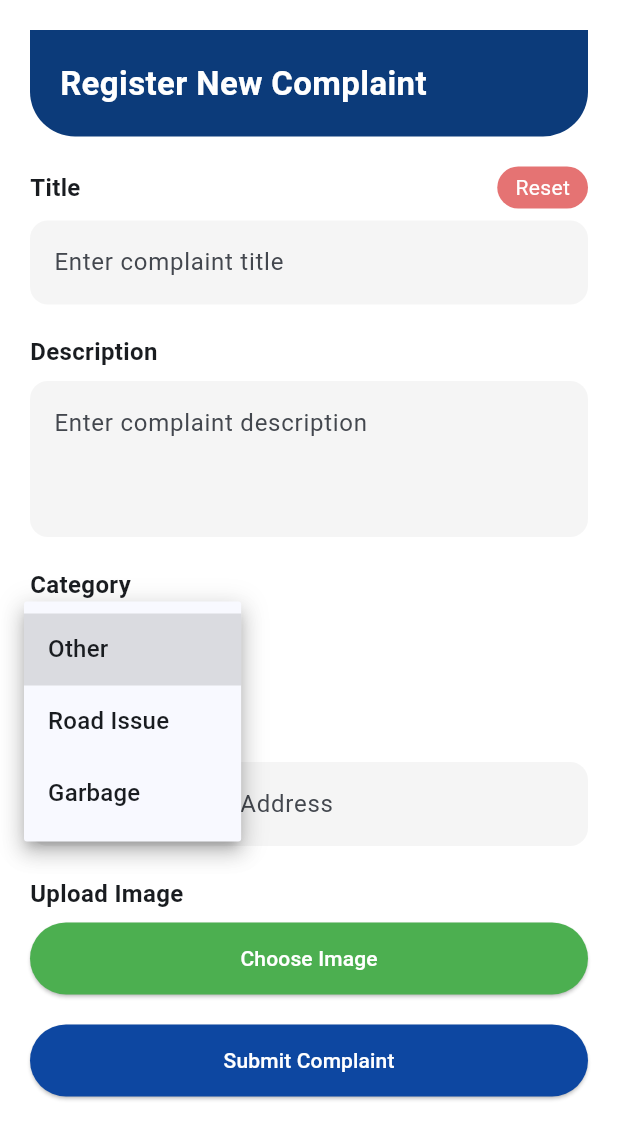
After one commit to JaskaranSaini05/Civic_Bridge-App, a Flutter app: the HomeDashboard screen opened directly, item 2 of the bottom bar chosen, after a tap on "Other", on a phone screen of 412 x 824 dp. The commit adds this screen. Shown: the top 1139 px of the screen. Run offline on Flutter 3.47's test engine with Material 3 defaults, Android fonts, the phone set to English and light mode, and no system bars.

Commit message:
Initial project upload

```diff
--- /dev/null
+++ b/lib/screens/home_dashboard.dart
@@ -0,0 +1,152 @@
+import 'package:flutter/material.dart';
+import 'new_complaint_screen.dart';
+import 'profile_screen.dart';
+
+class HomeDashboard extends StatelessWidget {
+  HomeDashboard({super.key});
+
+  @override
+  Widget build(BuildContext context) {
+    return Scaffold(
+      backgroundColor: Colors.white,
+      body: SingleChildScrollView(
+        child: Column(
+          crossAxisAlignment: CrossAxisAlignment.start,
+          children: [
+            Container(
+              width: double.infinity,
+              padding: const EdgeInsets.all(20),
+              decoration: const BoxDecoration(
+                color: Color(0xFF0C3B7A),
+                borderRadius: BorderRadius.only(
+                  bottomLeft: Radius.circular(30),
+                  bottomRight: Radius.circular(30),
+                ),
+              ),
+              child: Column(
+                crossAxisAlignment: CrossAxisAlignment.start,
+                children: const [
+                  Text("Welcome", style: TextStyle(color: Colors.white70, fontSize: 18)),
+                  SizedBox(height: 5),
+                  Text("Jaskaran Saini",
+                      style: TextStyle(color: Colors.white, fontSize: 26, fontWeight: FontWeight.bold)),
+                  SizedBox(height: 5),
+                  Text("Hope you're having a great day!",
+                      style: TextStyle(color: Colors.white70, fontSize: 14)),
+                  SizedBox(height: 20),
+                ],
+              ),
+            ),
+            const SizedBox(height: 15),
+            Padding(
+              padding: const EdgeInsets.symmetric(horizontal: 20),
+              child: Container(
+                padding: const EdgeInsets.all(16),
+                decoration: BoxDecoration(
+                  color: Colors.white,
+                  borderRadius: BorderRadius.circular(15),
+                  boxShadow: [
+                    BoxShadow(color: Colors.black.withOpacity(0.1), blurRadius: 10, offset: const Offset(0, 4))
+                  ],
+                ),
+                child: Column(
+                  crossAxisAlignment: CrossAxisAlignment.start,
+                  children: [
+                    Row(
+                      mainAxisAlignment: MainAxisAlignment.spaceBetween,
+                      children: [
+                        const Text("Pothole Open",
+                            style: TextStyle(fontSize: 18, fontWeight: FontWeight.bold)),
+                        Container(
+                          decoration: BoxDecoration(
+                            color: Colors.orange.shade100,
+                            borderRadius: BorderRadius.circular(20),
+                          ),
+                          padding: const EdgeInsets.symmetric(horizontal: 12, vertical: 4),
+                          child: const Text("Pending", style: TextStyle(color: Colors.orange)),
+                        )
+                      ],
+                    ),
+                    const SizedBox(height: 10),
+                    const Text("Date: Thu Nov 27 2025"),
+                    const Text("Category: Drainage and Sewerage"),
+                    const Text("Address: Gill Road"),
+                  ],
+                ),
+              ),
+            ),
+            const SizedBox(height: 20),
+            Padding(
+              padding: const EdgeInsets.symmetric(horizontal: 20),
+              child: const Text("Your Complaints",
+                  style: TextStyle(fontSize: 18, fontWeight: FontWeight.bold)),
+            ),
+            const SizedBox(height: 10),
+            Padding(
+              padding: const EdgeInsets.symmetric(horizontal: 20),
+              child: Row(
+                mainAxisAlignment: MainAxisAlignment.spaceBetween,
+                children: [
+                  complaintBox("5", "Pending", Colors.amber.shade200),
+                  complaintBox("1", "In Progress", Colors.blue.shade200),
+                ],
+              ),
+            ),
+            const SizedBox(height: 10),
+            Padding(
+              padding: const EdgeInsets.symmetric(horizontal: 20),
+              child: Row(
+                mainAxisAlignment: MainAxisAlignment.spaceBetween,
+                children: [
+                  complaintBox("0", "Resolved", Colors.green.shade200),
+                  complaintBox("0", "Rejected", Colors.red.shade200),
+                ],
+              ),
+            ),
+            const SizedBox(height: 20),
+            const Center(
+              child: Text(
+                "Report municipal issues quickly and track their resolution.",
+                textAlign: TextAlign.center,
+                style: TextStyle(color: Colors.black54),
+              ),
+            ),
+            const SizedBox(height: 30),
+          ],
+        ),
+      ),
+      bottomNavigationBar: BottomNavigationBar(
+        selectedItemColor: Colors.blue,
+        unselectedItemColor: Colors.grey,
+        onTap: (index) {
+          if (index == 1) {
+            Navigator.push(context, MaterialPageRoute(builder: (_) => NewComplaintScreen()));
+          } else if (index == 3) {
+            Navigator.push(context, MaterialPageRoute(builder: (_) => ProfileScreen()));
+          }
+        },
+        items: const [
+          BottomNavigationBarItem(icon: Icon(Icons.home), label: "Home"),
+          BottomNavigationBarItem(icon: Icon(Icons.add), label: "New Complaint"),
+          BottomNavigationBarItem(icon: Icon(Icons.history), label: "History"),
+          BottomNavigationBarItem(icon: Icon(Icons.person), label: "Profile"),
+        ],
+      ),
+    );
+  }
+}
+
+Widget complaintBox(String number, String title, Color color) {
+  return Container(
+    width: 150,
+    height: 100,
+    decoration: BoxDecoration(color: color, borderRadius: BorderRadius.circular(15)),
+    child: Column(
+      mainAxisAlignment: MainAxisAlignment.center,
+      children: [
+        Text(number, style: const TextStyle(fontSize: 26, fontWeight: FontWeight.bold)),
+        Text(title, style: const TextStyle(fontSize: 16)),
+      ],
+    ),
+  );
+}
--- /dev/null
+++ b/lib/screens/new_complaint_screen.dart
@@ -0,0 +1,124 @@
+import 'package:flutter/material.dart';
+
+class NewComplaintScreen extends StatefulWidget {
+  @override
+  State<NewComplaintScreen> createState() => _NewComplaintScreenState();
+}
+
+class _NewComplaintScreenState extends State<NewComplaintScreen> {
+  String category = "Other";
+
+  @override
+  Widget build(BuildContext context) {
+    return Scaffold(
+      backgroundColor: Colors.white,
+      body: SingleChildScrollView(
+        child: Padding(
+          padding: const EdgeInsets.all(20),
+          child: Column(
+            crossAxisAlignment: CrossAxisAlignment.start,
+            children: [
+              Container(
+                width: double.infinity,
+                padding: const EdgeInsets.all(20),
+                decoration: const BoxDecoration(
+                  color: Color(0xFF0C3B7A),
+                  borderRadius: BorderRadius.only(
+                    bottomLeft: Radius.circular(30),
+                    bottomRight: Radius.circular(30),
+                  ),
+                ),
+                child: const Text(
+                  "Register New Complaint",
+                  style: TextStyle(color: Colors.white, fontSize: 22, fontWeight: FontWeight.bold),
+                ),
+              ),
+              const SizedBox(height: 20),
+              Row(
+                mainAxisAlignment: MainAxisAlignment.spaceBetween,
+                children: [
+                  const Text("Title", style: TextStyle(fontSize: 16, fontWeight: FontWeight.bold)),
+                  Container(
+                    padding: const EdgeInsets.symmetric(horizontal: 12, vertical: 4),
+                    decoration: BoxDecoration(color: Colors.red.shade300, borderRadius: BorderRadius.circular(20)),
+                    child: const Text("Reset", style: TextStyle(color: Colors.white)),
+                  )
+                ],
+              ),
+              const SizedBox(height: 8),
+              field("Enter complaint title"),
+              const SizedBox(height: 20),
+              const Text("Description", style: TextStyle(fontSize: 16, fontWeight: FontWeight.bold)),
+              const SizedBox(height: 8),
+              field("Enter complaint description", maxLines: 3),
+              const SizedBox(height: 20),
+              const Text("Category", style: TextStyle(fontSize: 16, fontWeight: FontWeight.bold)),
+              const SizedBox(height: 8),
+              Container(
+                padding: const EdgeInsets.symmetric(horizontal: 12),
+                decoration: BoxDecoration(
+                  color: Colors.grey.shade100,
+                  borderRadius: BorderRadius.circular(12),
+                ),
+                child: DropdownButtonHideUnderline(
+                  child: DropdownButton(
+                    value: category,
+                    items: const [
+                      DropdownMenuItem(value: "Other", child: Text("Other")),
+                      DropdownMenuItem(value: "Road Issue", child: Text("Road Issue")),
+                      DropdownMenuItem(value: "Garbage", child: Text("Garbage")),
+                    ],
+                    onChanged: (value) {
+                      setState(() {
+                        category = value!;
+                      });
+                    },
+                  ),
+                ),
+              ),
+              const SizedBox(height: 20),
+              const Text("Address", style: TextStyle(fontSize: 16, fontWeight: FontWeight.bold)),
+              const SizedBox(height: 8),
+              field("Enter complaint Address"),
+              const SizedBox(height: 20),
+              const Text("Upload Image", style: TextStyle(fontSize: 16, fontWeight: FontWeight.bold)),
+              const SizedBox(height: 8),
+              SizedBox(
+                width: double.infinity,
+                height: 48,
+                child: ElevatedButton(
+                  style: ElevatedButton.styleFrom(backgroundColor: Colors.green),
+                  onPressed: () {},
+                  child: const Text("Choose Image", style: TextStyle(color: Colors.white)),
+                ),
+              ),
+              const SizedBox(height: 20),
+              SizedBox(
+                width: double.infinity,
+                height: 48,
+                child: ElevatedButton(
+                  style: ElevatedButton.styleFrom(backgroundColor: Colors.blue.shade900),
+                  onPressed: () {},
+                  child: const Text("Submit Complaint", style: TextStyle(color: Colors.white)),
+                ),
+              ),
+              const SizedBox(height: 40),
+            ],
+          ),
+        ),
+      ),
+    );
+  }
+
+  Widget field(String hint, {int maxLines = 1}) {
+    return TextField(
+      maxLines: maxLines,
+      decoration: InputDecoration(
+        hintText: hint,
+        filled: true,
+        fillColor: Colors.grey.shade100,
+        border: OutlineInputBorder(borderRadius: BorderRadius.circular(12), borderSide: BorderSide.none),
+      ),
+    );
+  }
+}
```
Also changed, not shown: lib/screens/login_email_screen.dart (+48 -4 lines), lib/screens/profile_screen.dart (added, +89 -0 lines).
